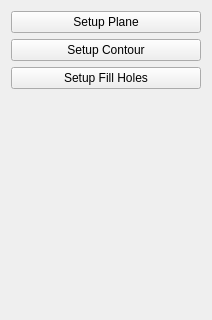
Qt form src/QOrthodonticsWidget.ui (wuzhuobin/Orthodontics) before a commit; both pictures show x 0 to 212 and y 0 to 320 of the 212 by 700 pixel window.
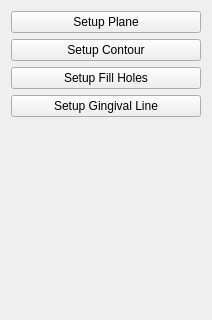
The same form after that commit.

```diff
--- a/src/QOrthodonticsWidget.ui
+++ b/src/QOrthodonticsWidget.ui
@@ -53,6 +53,19 @@
      </attribute>
     </widget>
    </item>
+   <item>
+    <widget class="QPushButton" name="pushButtonGingivalLine">
+     <property name="text">
+      <string>Setup Gingival Line</string>
+     </property>
+     <property name="checkable">
+      <bool>true</bool>
+     </property>
+     <attribute name="buttonGroup">
+      <string notr="true">buttonGroup</string>
+     </attribute>
+    </widget>
+   </item>
    <item>
     <spacer name="verticalSpacer">
      <property name="orientation">
```
